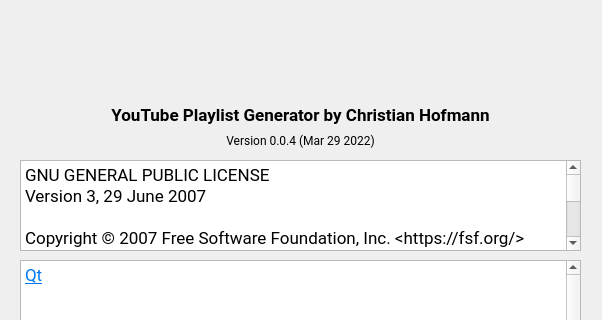
This is src/gui/forms/info_dialog.ui in christianhofmanncodes/youtube-playlist-generator as Qt 5 draws it before an edit; both pictures show x 0 to 602 and y 0 to 320 of the 602 by 472 pixel window. The edited form follows.
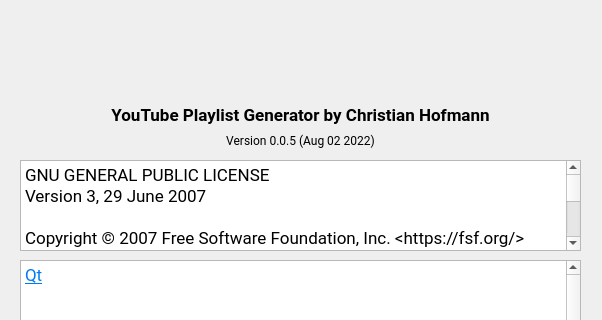
This is the edited form. Icons and pictures are not drawn.

The edit to the form file:
```diff
--- a/src/gui/forms/info_dialog.ui
+++ b/src/gui/forms/info_dialog.ui
@@ -347,7 +347,7 @@
     <locale language="English" country="Germany"/>
    </property>
    <property name="text">
-    <string>Version 0.0.4 (Mar 29 2022)</string>
+    <string>Version 0.0.5 (Aug 02 2022)</string>
    </property>
    <property name="textFormat">
     <enum>Qt::PlainText</enum>
```
